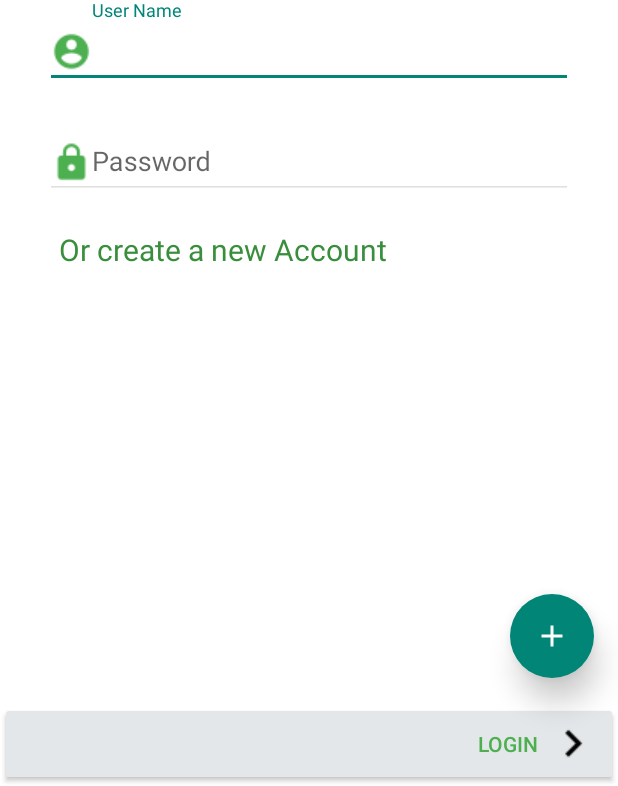
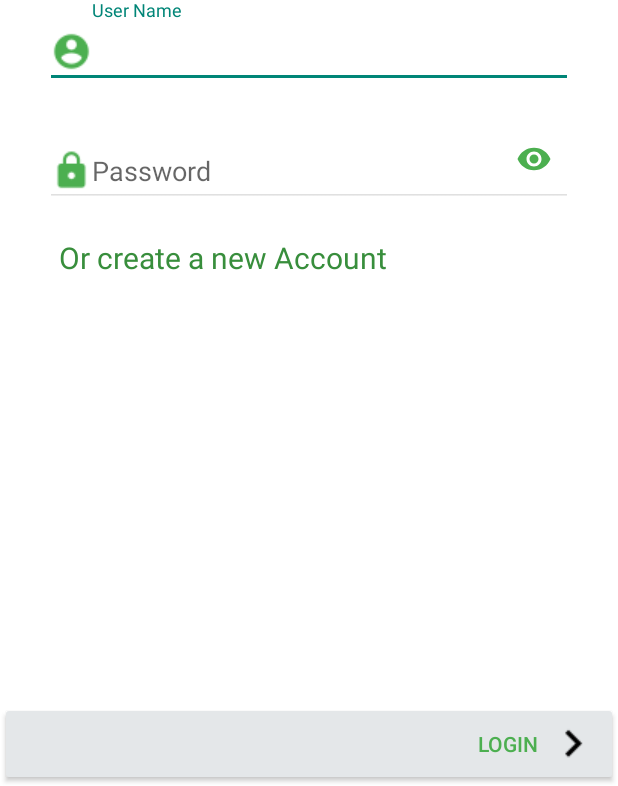
Before and after one commit to chetank628/Myapp_Qualitykiosk, an Android app: the screen it shows after launch (MainActivity), on a phone screen of 412 x 824 dp, the part 450-1236 px from its top. Run offline under Robolectric (Android 15) with nearby library versions, the phone set to English and light mode, and no system bars.

Commit message:
REmove fab button added password toggel visibility icon

```diff
--- a/app/build.gradle
+++ b/app/build.gradle
@@ -24,8 +24,8 @@ dependencies {
     androidTestCompile('com.android.support.test.espresso:espresso-core:2.2.2', {
         exclude group: 'com.android.support', module: 'support-annotations'
     })
-    compile 'com.android.support:appcompat-v7:25.2.0'
-    compile 'com.android.support:design:25.2.0'
+    compile 'com.android.support:appcompat-v7:25.3.0'
+    compile 'com.android.support:design:25.3.0'
     testCompile 'junit:junit:4.12'
     compile 'com.android.support.constraint:constraint-layout:1.0.1'
 }
--- a/app/src/main/java/com/qualitykiosk/myapp/MainActivity.java
+++ b/app/src/main/java/com/qualitykiosk/myapp/MainActivity.java
@@ -1,5 +1,8 @@
 package com.qualitykiosk.myapp;
 
+import android.support.design.widget.CoordinatorLayout;
+import android.support.design.widget.FloatingActionButton;
+import android.support.design.widget.Snackbar;
 import android.support.v7.app.AppCompatActivity;
 import android.os.Bundle;
 import android.support.v7.widget.PopupMenu;
@@ -7,12 +10,14 @@ import android.support.v7.widget.Toolbar;
 import android.view.View;
 import android.widget.ArrayAdapter;
 import android.widget.ImageButton;
+import android.widget.LinearLayout;
 import android.widget.Spinner;
 import android.widget.TextView;
 
 public class MainActivity extends AppCompatActivity {
 
     ImageButton imagemenus;
+    FloatingActionButton fabbutton;
     @Override
     protected void onCreate(Bundle savedInstanceState) {
         super.onCreate(savedInstanceState);
@@ -20,6 +25,7 @@ public class MainActivity extends AppCompatActivity {
 
         Toolbar toolbarTop = (Toolbar) findViewById(R.id.toolbar_top);
         TextView mTitle = (TextView) toolbarTop.findViewById(R.id.toolbar_title);
+
      imagemenus=(ImageButton)findViewById(R.id.imagemenu);
         imagemenus.setOnClickListener(new View.OnClickListener() {
             @Override
@@ -34,6 +40,7 @@ public class MainActivity extends AppCompatActivity {
 
         });
 
+
     }
 
 
--- /dev/null
+++ b/app/src/main/res/drawable/ic_visibility_black_24px.xml
@@ -0,0 +1,9 @@
+<vector xmlns:android="http://schemas.android.com/apk/res/android"
+        android:width="24dp"
+        android:height="24dp"
+        android:viewportWidth="24.0"
+        android:viewportHeight="24.0">
+    <path
+        android:pathData="M12,4.5C7,4.5 2.73,7.61 1,12c1.73,4.39 6,7.5 11,7.5s9.27,-3.11 11,-7.5c-1.73,-4.39 -6,-7.5 -11,-7.5zM12,17c-2.76,0 -5,-2.24 -5,-5s2.24,-5 5,-5 5,2.24 5,5 -2.24,5 -5,5zM12,9c-1.66,0 -3,1.34 -3,3s1.34,3 3,3 3,-1.34 3,-3 -1.34,-3 -3,-3z"
+        android:fillColor="@color/Primary"/>
+</vector>
--- a/app/src/main/res/layout/activity_main.xml
+++ b/app/src/main/res/layout/activity_main.xml
@@ -105,6 +105,10 @@
 
                 >
 
+                <RelativeLayout
+                    android:layout_width="match_parent"
+                    android:layout_height="match_parent">
+
                     <EditText
 
                         android:id="@+id/editText5"
@@ -119,6 +123,17 @@
                         android:maxLines="1"
 
                         />
+
+                    <ImageView
+                        android:layout_width="wrap_content"
+                        android:layout_height="wrap_content"
+                        android:src="@drawable/ic_visibility_black_24px"
+                        android:layout_marginEnd="14dp"
+                        android:layout_centerVertical="true"
+                        android:layout_alignParentEnd="true"
+                        />
+
+                </RelativeLayout>
             </android.support.design.widget.TextInputLayout>
 
             <TextView
@@ -138,28 +153,9 @@
                 android:gravity="center|bottom"
                 android:orientation="vertical">
 
-                <android.support.design.widget.FloatingActionButton
-                    android:id="@+id/fab"
-                    android:layout_width="wrap_content"
-                    android:layout_height="wrap_content"
-                    app:fabSize="normal"
-                    android:layout_gravity="end"
-                    app:elevation="12dp"
-                    app:borderWidth="0dp"
-                    android:layout_margin="16dp"
-                    android:src="@drawable/ic_add_white_48px"
-                    app:pressedTranslationZ="24dp"
-
-                    />
-
-
-
-
 
                 <Button
                     android:id="@+id/button1"
-
-
                     android:layout_width="match_parent"
                     android:layout_height="wrap_content"
                     android:layout_gravity="bottom"
@@ -174,8 +170,6 @@
                     />
 
 
-
-
             </LinearLayout>
         </LinearLayout>
     </ScrollView>
```
Also changed, not shown: app/src/main/res/drawable/ic_visibility_off_black_24px.xml (added, +9 -0 lines). Lines whose indentation alone changed are shown as unchanged.
